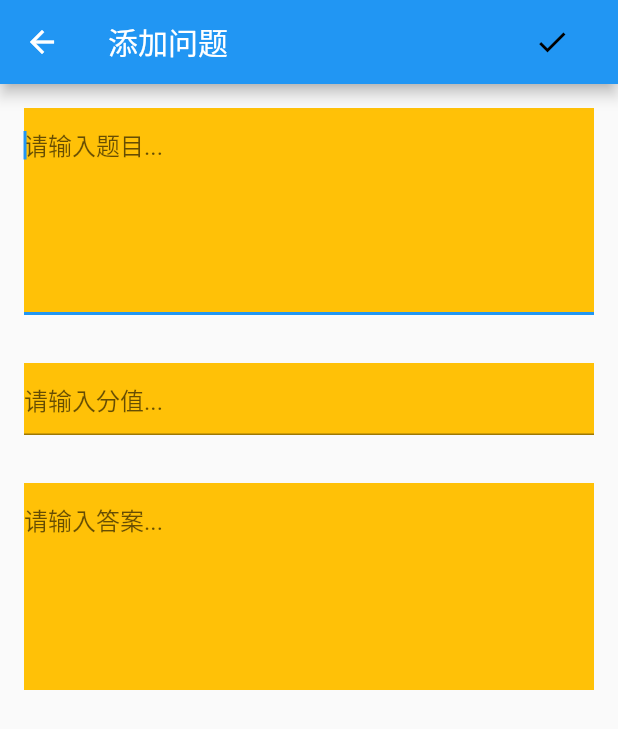
After one commit to wyj1026/easyclass-client, a Flutter app: the NewNobjQuestionPage screen opened directly, on a phone screen of 412 x 824 dp. The commit adds this screen. Shown: the top 729 px of the screen. Run offline on Flutter 3.47's test engine with Material 2 defaults, Android fonts, the phone set to English and light mode, and no system bars; our stand-ins replace cached_network_image, shared_preferences; missing offline and left inert: flukit; accounts and stored records are empty; generated files the repository leaves out were written again.

Commit message:
new question page

```diff
--- a/lib/homework/new_homework.dart
+++ b/lib/homework/new_homework.dart
@@ -1,5 +1,6 @@
 import 'package:easy_class/homework/homework_item.dart';
 import 'package:easy_class/models/class.dart';
+import 'package:easy_class/question/new_nobj_question.dart';
 import 'package:flutter/cupertino.dart';
 import 'package:flutter/material.dart';
 import 'dart:math' as math;
@@ -114,7 +115,11 @@ class _NewHomeworkState extends State<NewHomework> with TickerProviderStateMixin
                 mini: true,
 //                child: new Icon(icons[index], color: foregroundColor),
                 child: new Text(qs[index]),
-                onPressed: () {},
+                onPressed: () {
+                  Navigator.of(context).push(MaterialPageRoute(
+                      builder: (context) => new NewNobjQuestionPage(),
+                      ));
+                },
               ),
             ),
           );
--- /dev/null
+++ b/lib/question/new_nobj_question.dart
@@ -0,0 +1,67 @@
+import 'package:easy_class/util/config.dart';
+import 'package:flutter/material.dart';
+
+class NewNobjQuestionPage extends StatefulWidget {
+  @override
+  NewNobjQuestionPageState createState() => new NewNobjQuestionPageState();
+}
+
+class NewNobjQuestionPageState extends State<NewNobjQuestionPage> {
+  final TextEditingController _controller = new TextEditingController();
+
+  @override
+  Widget build(BuildContext context) {
+    return new Scaffold(
+        appBar: AppBar(
+          title: Text("添加问题"),
+          actions: <Widget>[
+            FlatButton(
+              textColor: Colors.white,
+              onPressed: () => {
+                //add_record(Main.user_name, Main.avatarUrl, _controller.text, images),
+                Navigator.of(context).pop()
+              },
+              child: Icon(
+                Icons.check,
+                color: Colors.black,
+              ),
+              shape: CircleBorder(side: BorderSide(color: Colors.transparent)),
+            )
+          ],
+        ),
+        body: new SingleChildScrollView(
+          child: new Column(
+            children: <Widget>[
+              new Container(
+                color: Colors.amber,
+                child: new TextField(
+                  maxLines: 6,
+                  autofocus: true,
+                  decoration: new InputDecoration(
+                      hintText: "请输入题目...", hintStyle: new TextStyle()),
+                ),
+                margin: const EdgeInsets.all(16.0),
+              ),
+              new Container(
+                color: Colors.amber,
+                child: new TextField(
+                  maxLines: 1,
+                  decoration: new InputDecoration(
+                      hintText: "请输入分值...", hintStyle: new TextStyle()),
+                ),
+                margin: const EdgeInsets.all(16.0),
+              ),
+              new Container(
+                color: Colors.amber,
+                margin: const EdgeInsets.all(16.0),
+                  child: new TextField(
+                maxLines: 6,
+                controller: _controller,
+                decoration: new InputDecoration(
+                    hintText: '请输入答案...', hintStyle: new TextStyle(), border: InputBorder.none),
+              )),
+            ],
+          ),
+        ));
+  }
+}
```
